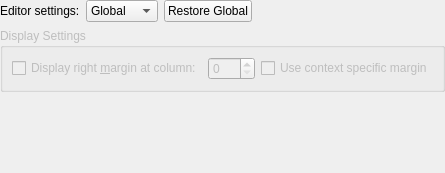
Above: src/plugins/projectexplorer/editorsettingspropertiespage.ui from qt-creator/qt-creator before the change. Below: the same form after it.
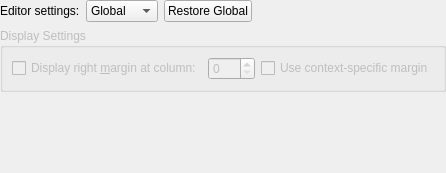
That is the form after the change. Custom widgets are drawn as their Qt base class.

Commit message: Text Editor: Fix UI text capitalization

```diff
--- a/src/plugins/projectexplorer/editorsettingspropertiespage.ui
+++ b/src/plugins/projectexplorer/editorsettingspropertiespage.ui
@@ -87,7 +87,7 @@
          <string>If available, use a different margin. For example, the ColumnLimit from the clang-format plugin.</string>
         </property>
         <property name="text">
-         <string>Use context specific margin</string>
+         <string>Use context-specific margin</string>
         </property>
        </widget>
       </item>
```
Left out of the diff: 2 changed lines with no effect on the pictures. The commit also changes 3 other files.
